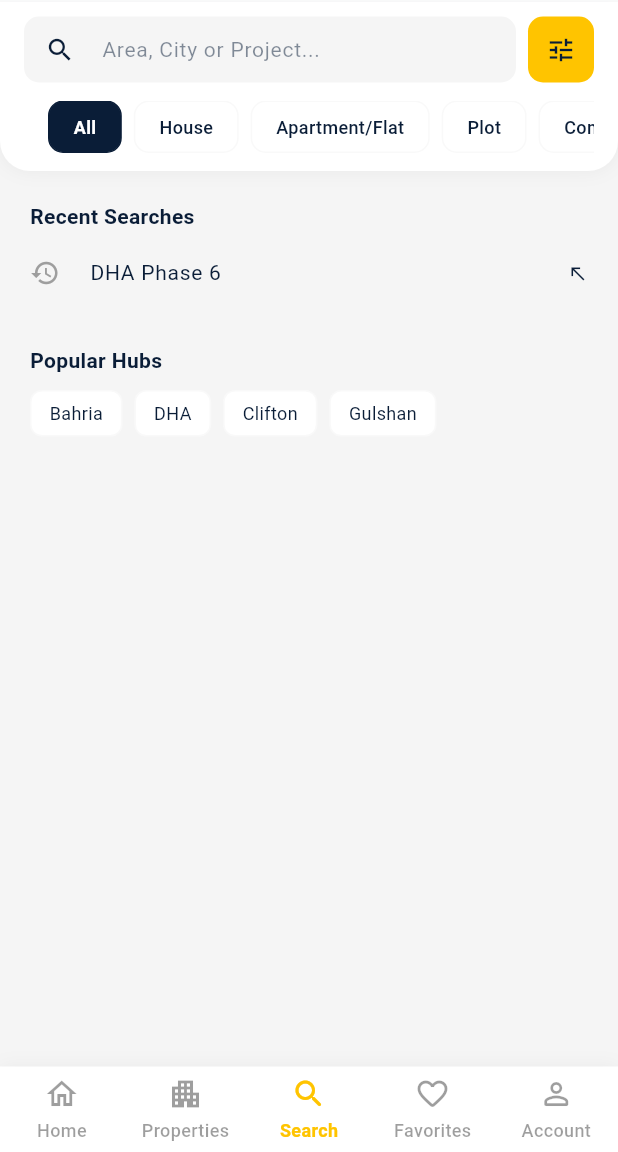
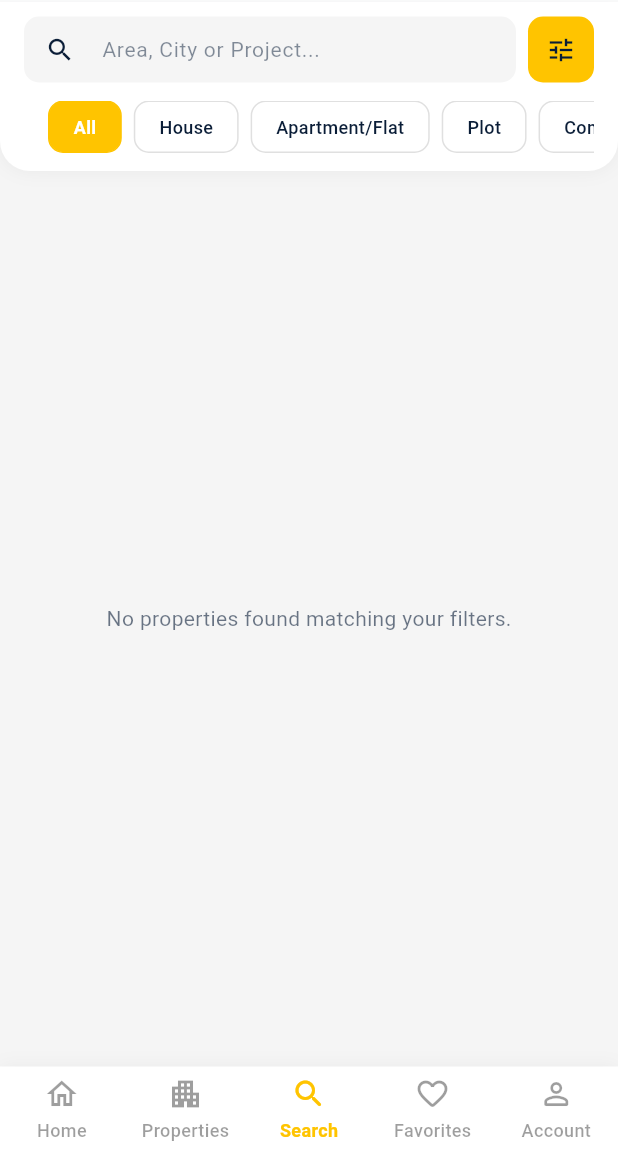
Before and after one commit to AbdullahJatoi007/Mera-Ashiana, a Flutter app: the screen it shows after launch, item 3 of the bottom bar chosen, in the side drawer, after a tap on the "tune" icon, on a phone screen of 412 x 824 dp, the part 84-1236 px from its top. Run offline on Flutter 3.47's test engine with Material 3 defaults, Android fonts, the phone set to English and light mode, and no system bars; our stand-ins replace connectivity_plus, dio, flutter_secure_storage, google_sign_in, image_picker, shared_preferences; accounts and stored records are empty; network calls fail; statements that could not run were skipped.

Commit message:
minor issues fixed

```diff
--- a/lib/data/services/property_service.dart
+++ b/lib/data/services/property_service.dart
@@ -1,24 +1,20 @@
 import '../../core/network/api_client.dart';
 import '../../core/network/endpoints.dart';
 import 'package:flutter/foundation.dart';
-
 import '../models/listing_model.dart';
 
 class PropertyService {
-  /// Fetches properties with optional [filters]
-  /// If filters are provided, they are sent as query parameters (?key=value)
   static Future<List<Listing>> fetchProperties({
+    required int page,
+    int limit = 20,
     Map<String, dynamic>? filters,
   }) async {
     try {
-      // ✅ This now works perfectly with the updated ApiClient.get
       final response = await ApiClient.get(
         Endpoints.listings,
-        queryParameters: filters,
+        queryParameters: {...?filters, "page": page, "limit": limit},
       );
 
-      // Accessing the 'data' key with extra safety checks.
-      // We check if the response is a Map before trying to access the 'data' key.
       final List rawData = response.data is Map
           ? (response.data['data'] ?? [])
           : [];
--- a/lib/features/home/screens/home_screen.dart
+++ b/lib/features/home/screens/home_screen.dart
@@ -112,9 +112,15 @@ class _HomeScreenState extends State<HomeScreen> {
 
   Future<void> _fetchProperties({bool isRefresh = false}) async {
     if (!isRefresh) setState(() => _isLoading = true);
+
     try {
-      final listings = await PropertyService.fetchProperties();
+      final listings = await PropertyService.fetchProperties(
+        page: 1,
+        limit: 30,
+      );
+
       if (!mounted) return;
+
       setState(() {
         _listings = listings;
         _isLoading = false;
@@ -122,13 +128,13 @@ class _HomeScreenState extends State<HomeScreen> {
       });
     } catch (_) {
       if (!mounted) return;
+
       setState(() {
         _hasError = true;
         _isLoading = false;
       });
     }
   }
-
   // ── Build ────────────────────────────────────────────────────────────────────
   @override
   Widget build(BuildContext context) {
--- a/lib/features/properties/screens/properties_screen.dart
+++ b/lib/features/properties/screens/properties_screen.dart
@@ -6,72 +6,103 @@ import '../../../core/theme/app_colors.dart';
 import '../../../core/theme/app_colors_dark.dart';
 import '../../../shared/helpers/internet_helper.dart';
 
-class PropertiesScreen extends StatelessWidget {
+class PropertiesScreen extends StatefulWidget {
   final List<Listing>? listings;
   final String? title;
 
   const PropertiesScreen({super.key, this.listings, this.title});
 
   @override
+  State<PropertiesScreen> createState() => _PropertiesScreenState();
+}
+
+class _PropertiesScreenState extends State<PropertiesScreen> {
+  final ScrollController _controller = ScrollController();
+
+  List<Listing> _listings = [];
+  int _page = 1;
+  bool _isLoading = false;
+  bool _hasMore = true;
+
+  bool get isFilteredView =>
+      widget.listings != null && widget.listings!.isNotEmpty;
+
+  @override
+  void initState() {
+    super.initState();
+    _loadInitial();
+
+    _controller.addListener(() {
+      if (_controller.position.pixels >=
+              _controller.position.maxScrollExtent - 300 &&
+          !_isLoading &&
+          _hasMore) {
+        _loadMore();
+      }
+    });
+  }
+
+  Future<void> _loadInitial() async {
+    _page = 1;
+    _hasMore = true;
+    _listings.clear();
+    await _loadMore();
+  }
+
+  Future<void> _loadMore() async {
+    if (_isLoading) return;
+
+    setState(() => _isLoading = true);
+
+    bool connected = await InternetHelper.hasInternetConnection();
+    if (!connected) return;
+
+    final newItems = await PropertyService.fetchProperties(
+      page: _page,
+      limit: 20,
+    );
+
+    setState(() {
+      _listings.addAll(newItems);
+      _isLoading = false;
+      _page++;
+
+      if (newItems.length < 20) {
+        _hasMore = false;
+      }
+    });
+  }
+
+  Future<void> _refresh() async {
+    await _loadInitial();
+  }
+
+  @override
   Widget build(BuildContext context) {
     final theme = Theme.of(context);
     final isDark = theme.brightness == Brightness.dark;
-    final bool isFilteredView = listings != null && listings!.isNotEmpty;
 
     return Scaffold(
       backgroundColor: isDark ? AppDarkColors.background : AppColors.background,
-      // ✅ REMOVED: AppBar removed to prevent double headings
-      body: FutureBuilder<List<Listing>>(
-        future: _fetchProperties(isFilteredView),
-        builder: (context, snapshot) {
-          if (snapshot.connectionState == ConnectionState.waiting) {
-            return const Center(
-              child: CircularProgressIndicator(color: AppColors.accentYellow),
-            );
+      body: RefreshIndicator(
+        color: AppColors.accentYellow,
+        onRefresh: _refresh,
+        child: ListView.separated(
+          controller: _controller,
+          padding: const EdgeInsets.fromLTRB(16, 20, 16, 20),
+          itemCount: _listings.length + (_isLoading ? 1 : 0),
+          separatorBuilder: (_, __) => const SizedBox(height: 24),
+          itemBuilder: (context, index) {
+            if (index < _listings.length) {
+              return _buildProjectCard(context, _listings[index], isDark);
             }
 
-          if (snapshot.hasError ||
-              !snapshot.hasData ||
-              snapshot.data!.isEmpty) {
-            return _buildEmptyState(isDark);
-          }
-
-          final list = snapshot.data!;
-
-          return RefreshIndicator(
-            color: AppColors.accentYellow,
-            onRefresh: () async {
-              (context as Element).reassemble();
-            },
-            child: ListView.separated(
-              padding: const EdgeInsets.fromLTRB(16, 20, 16, 20),
-              // Added top padding since AppBar is gone
-              itemCount: list.length,
-              separatorBuilder: (context, index) => const SizedBox(height: 24),
-              itemBuilder: (context, index) =>
-                  _buildProjectCard(context, list[index], isDark),
-            ),
+            return const Padding(
+              padding: EdgeInsets.all(16),
+              child: Center(child: CircularProgressIndicator()),
             );
           },
         ),
-    );
-  }
-
-  Future<List<Listing>> _fetchProperties(bool isFilteredView) async {
-    bool connected = await InternetHelper.hasInternetConnection();
-    if (!connected) return [];
-    return isFilteredView ? listings! : PropertyService.fetchProperties();
-  }
-
-  Widget _buildEmptyState(bool isDark) {
-    return Center(
-      child: Column(
-        mainAxisAlignment: MainAxisAlignment.center,
-        children: [
-          Icon(Icons.home_work_outlined, size: 64, color: Colors.grey[400]),
-          const SizedBox(height: 16),
-          const Text("No properties found", style: TextStyle(fontSize: 16)),
-        ],
       ),
     );
   }
@@ -103,8 +134,6 @@ class PropertiesScreen extends StatelessWidget {
             child: Column(
               crossAxisAlignment: CrossAxisAlignment.start,
               children: [
-                Stack(
-                  children: [
                 Image.network(
                   listing.images.isNotEmpty ? listing.images[0] : '',
                   height: 220,
@@ -116,34 +145,12 @@ class PropertiesScreen extends StatelessWidget {
                     child: const Icon(Icons.broken_image),
                   ),
                 ),
-                    Positioned(
-                      top: 12,
-                      left: 12,
-                      child: _buildBadge(
-                        listing.status.toUpperCase(),
-                        AppColors.primaryNavy,
-                      ),
-                    ),
-                    Positioned(
-                      bottom: 12,
-                      right: 12,
-                      child: _buildBadge(
-                        "PKR ${listing.price.toStringAsFixed(0)}",
-                        AppColors.accentYellow,
-                        textColor: Colors.black,
-                      ),
-                    ),
-                  ],
-                ),
                 Padding(
                   padding: const EdgeInsets.all(16),
                   child: Column(
                     crossAxisAlignment: CrossAxisAlignment.start,
                     children: [
-                      Row(
-                        children: [
-                          Expanded(
-                            child: Text(
+                      Text(
                         listing.title,
                         maxLines: 1,
                         overflow: TextOverflow.ellipsis,
@@ -155,33 +162,10 @@ class PropertiesScreen extends StatelessWidget {
                               : AppColors.primaryNavy,
                         ),
                       ),
-                          ),
-                          if (listing.isFeatured)
-                            const Icon(
-                              Icons.verified,
-                              color: Colors.blue,
-                              size: 18,
-                            ),
-                        ],
-                      ),
                       const SizedBox(height: 4),
                       Text(
                         listing.location,
                         style: TextStyle(color: Colors.grey[500], fontSize: 13),
-                        maxLines: 1,
-                        overflow: TextOverflow.ellipsis,
-                      ),
-                      const Divider(height: 24),
-                      Row(
-                        mainAxisAlignment: MainAxisAlignment.spaceBetween,
-                        children: [
-                          _cardSpec(Icons.bed, "${listing.bedrooms} Beds"),
-                          _cardSpec(
-                            Icons.bathtub,
-                            "${listing.bathrooms} Baths",
-                          ),
-                          _cardSpec(Icons.square_foot, listing.area ?? "N/A"),
-                        ],
                       ),
                     ],
                   ),
@@ -193,39 +177,4 @@ class PropertiesScreen extends StatelessWidget {
       ),
     );
   }
-
-  Widget _buildBadge(
-    String text,
-    Color color, {
-    Color textColor = Colors.white,
-  }) {
-    return Container(
-      padding: const EdgeInsets.symmetric(horizontal: 10, vertical: 6),
-      decoration: BoxDecoration(
-        color: color,
-        borderRadius: BorderRadius.circular(8),
-      ),
-      child: Text(
-        text,
-        style: TextStyle(
-          color: textColor,
-          fontSize: 11,
-          fontWeight: FontWeight.bold,
-        ),
-      ),
-    );
 }
-
-  Widget _cardSpec(IconData icon, String value) {
-    return Row(
-      children: [
-        Icon(icon, size: 16, color: AppColors.accentYellow),
-        const SizedBox(width: 6),
-        Text(
-          value,
-          style: const TextStyle(fontSize: 12, fontWeight: FontWeight.w600),
-        ),
-      ],
-    );
-  }
-}
--- a/lib/shared/widgets/drawer/widgets/search/search_screen.dart
+++ b/lib/shared/widgets/drawer/widgets/search/search_screen.dart
@@ -3,8 +3,8 @@ import 'package:mera_ashiana/core/l10n/app_localizations.dart';
 import 'package:mera_ashiana/shared/widgets/drawer/widgets/search/search_filter_screen.dart';
 import 'package:mera_ashiana/data/models/listing_model.dart';
 import 'package:mera_ashiana/data/services/property_service.dart';
-
-
+import '../../../../../core/theme/app_colors.dart';
+import '../../../../../core/theme/app_colors_dark.dart';
 import '../../../../../features/properties/widgets/property_list_item.dart';
 
 class SearchScreen extends StatefulWidget {
@@ -15,25 +15,94 @@ class SearchScreen extends StatefulWidget {
 }
 
 class _SearchScreenState extends State<SearchScreen> {
+  final ScrollController _scrollController =
+      ScrollController(); // ✅ Added scroll controller
+
   bool _hasSearchResults = false;
   bool _isSearching = false;
+  bool _isLoadingMore = false; // ✅ Track pagination loading states
+  bool _canLoadMore = true; // ✅ Stop requesting if backend runs out of items
+
   String _selectedQuickFilter = "All";
   List<Listing> _searchResults = [];
+  int _currentPage = 1;
+  Map<String, dynamic> _currentFilters = {}; // ✅ Keep track of active filters
 
-  Future<void> _performSearch(Map<String, dynamic> filters) async {
-    setState(() {
-      _isSearching = true;
-      _hasSearchResults = true;
+  @override
+  void initState() {
+    super.initState();
+    _setupScrollController();
+    _performSearch({}, isInitial: true);
+  }
+
+  @override
+  void dispose() {
+    _scrollController.dispose();
+    super.dispose();
+  }
+
+  // ✅ Automatically fetch next page when user scrolls close to the bottom
+  void _setupScrollController() {
+    _scrollController.addListener(() {
+      if (_scrollController.position.pixels >=
+          _scrollController.position.maxScrollExtent - 200) {
+        if (!_isSearching && !_isLoadingMore && _canLoadMore) {
+          _performSearch(
+            _currentFilters,
+            page: _currentPage + 1,
+            isInitial: false,
+          );
+        }
+      }
     });
+  }
+
+  Future<void> _performSearch(
+    Map<String, dynamic> filters, {
+    int page = 1,
+    bool isInitial = true,
+  }) async {
+    if (isInitial) {
+      setState(() {
+        _isSearching = true;
+        _hasSearchResults = true;
+        _currentPage = page;
+        _currentFilters = filters;
+        _searchResults
+            .clear(); // Reset list on a brand new search configuration
+        _canLoadMore = true;
+      });
+    } else {
+      setState(() {
+        _isLoadingMore = true;
+        _currentPage = page;
+      });
+    }
 
     try {
-      final results = await PropertyService.fetchProperties(filters: filters);
+      final results = await PropertyService.fetchProperties(
+        page: _currentPage,
+        limit: 20, // Retains efficient chunk allocations
+        filters: filters,
+      );
+
       setState(() {
-        _searchResults = results;
+        if (results.isEmpty || results.length < 20) {
+          _canLoadMore =
+              false; // Stop pagination loops if payload size tapers off
+        }
+
+        _searchResults.addAll(
+          results,
+        ); // ✅ Appends instead of replacing old elements
         _isSearching = false;
+        _isLoadingMore = false;
       });
     } catch (e) {
-      setState(() => _isSearching = false);
+      setState(() {
+        _isSearching = false;
+        _isLoadingMore = false;
+      });
       debugPrint("Search Error: $e");
     }
   }
@@ -48,7 +117,7 @@ class _SearchScreenState extends State<SearchScreen> {
       backgroundColor: theme.scaffoldBackgroundColor,
       body: Column(
         children: [
-          _buildCompactHeader(loc, theme),
+          _buildCompactHeader(loc, theme, isDark),
           Expanded(
             child: _isSearching
                 ? const Center(child: CircularProgressIndicator())
@@ -61,7 +130,15 @@ class _SearchScreenState extends State<SearchScreen> {
     );
   }
 
-  Widget _buildCompactHeader(AppLocalizations loc, ThemeData theme) {
+  Widget _buildCompactHeader(
+    AppLocalizations loc,
+    ThemeData theme,
+    bool isDark,
+  ) {
+    final searchIconColor = isDark
+        ? AppDarkColors.accentYellow
+        : theme.colorScheme.primary;
+
     return Container(
       padding: EdgeInsets.fromLTRB(
         16,
@@ -77,9 +154,7 @@ class _SearchScreenState extends State<SearchScreen> {
         ),
         boxShadow: [
           BoxShadow(
-            color: Colors.black.withOpacity(
-              theme.brightness == Brightness.dark ? 0.4 : 0.05,
-            ),
+            color: Colors.black.withOpacity(isDark ? 0.4 : 0.05),
             blurRadius: 10,
           ),
         ],
@@ -95,7 +170,7 @@ class _SearchScreenState extends State<SearchScreen> {
                   child: TextField(
                     onSubmitted: (v) {
                       if (v.isNotEmpty) {
-                        _performSearch({"query": v});
+                        _performSearch({"query": v}, isInitial: true);
                       }
                     },
                     style: TextStyle(color: theme.colorScheme.onSurface),
@@ -107,7 +182,7 @@ class _SearchScreenState extends State<SearchScreen> {
                       ),
                       prefixIcon: Icon(
                         Icons.search,
-                        color: theme.colorScheme.primary,
+                        color: searchIconColor,
                         size: 20,
                       ),
                       filled: true,
@@ -126,7 +201,7 @@ class _SearchScreenState extends State<SearchScreen> {
             ],
           ),
           const SizedBox(height: 12),
-          _buildQuickFilterRow(theme),
+          _buildQuickFilterRow(theme, isDark),
         ],
       ),
     );
@@ -141,7 +216,7 @@ class _SearchScreenState extends State<SearchScreen> {
         );
 
         if (filters != null) {
-          _performSearch(filters);
+          _performSearch(filters, isInitial: true);
         }
       },
       child: Container(
@@ -156,8 +231,7 @@ class _SearchScreenState extends State<SearchScreen> {
     );
   }
 
-  // ✅ MERGED: Updated Quick Filter logic
-  Widget _buildQuickFilterRow(ThemeData theme) {
+  Widget _buildQuickFilterRow(ThemeData theme, bool isDark) {
     final List<Map<String, String>> filters = [
       {'label': 'All', 'value': 'all'},
       {'label': 'House', 'value': 'house'},
@@ -166,6 +240,14 @@ class _SearchScreenState extends State<SearchScreen> {
       {'label': 'Commercial', 'value': 'commercial'},
       {'label': 'Other', 'value': 'other'},
     ];
+
+    final activeBg = isDark
+        ? AppDarkColors.accentYellow
+        : AppColors.accentYellow;
+    final unselectedText = isDark ? AppDarkColors.textDark : AppColors.textDark;
+    final borderThemeColor = isDark
+        ? AppDarkColors.borderGrey
+        : AppColors.borderGrey;
 
     return SizedBox(
       height: 35,
@@ -181,35 +263,28 @@ class _SearchScreenState extends State<SearchScreen> {
             onTap: () {
               setState(() => _selectedQuickFilter = filter['label']!);
 
-              // Construct parameters dynamically
               Map<String, dynamic> searchParams = {};
               if (filter['value'] != 'all') {
                 searchParams['type'] = filter['value'];
               }
 
-              _performSearch(searchParams);
+              _performSearch(searchParams, isInitial: true);
             },
             child: Container(
               margin: const EdgeInsets.only(right: 8),
               padding: const EdgeInsets.symmetric(horizontal: 16),
               decoration: BoxDecoration(
-                color: isSelected
-                    ? theme.colorScheme.primary
-                    : theme.colorScheme.surface,
+                color: isSelected ? activeBg : theme.colorScheme.surface,
                 borderRadius: BorderRadius.circular(10),
                 border: Border.all(
-                  color: isSelected
-                      ? theme.colorScheme.primary
-                      : theme.dividerColor.withOpacity(0.2),
+                  color: isSelected ? activeBg : borderThemeColor,
                 ),
               ),
               alignment: Alignment.center,
               child: Text(
                 filter['label']!,
                 style: TextStyle(
-                  color: isSelected
-                      ? Colors.white
-                      : theme.colorScheme.onSurface,
+                  color: isSelected ? Colors.white : unselectedText,
                   fontSize: 12,
                   fontWeight: isSelected ? FontWeight.bold : FontWeight.w500,
                 ),
@@ -231,10 +306,18 @@ class _SearchScreenState extends State<SearchScreen> {
       );
     }
 
+    // ✅ Attach scroll controller here and append a loader tile at bottom if retrieving extra chunks
     return ListView.builder(
+      controller: _scrollController,
       padding: const EdgeInsets.all(16),
-      itemCount: _searchResults.length,
+      itemCount: _searchResults.length + (_isLoadingMore ? 1 : 0),
       itemBuilder: (context, index) {
+        if (index == _searchResults.length) {
+          return const Padding(
+            padding: EdgeInsets.symmetric(vertical: 16),
+            child: Center(child: CircularProgressIndicator()),
+          );
+        }
         return PropertyListItem(
           listing: _searchResults[index],
           theme: theme,
@@ -278,7 +361,7 @@ class _SearchScreenState extends State<SearchScreen> {
     ),
     trailing: const Icon(Icons.north_west, size: 14),
     contentPadding: EdgeInsets.zero,
-    onTap: () => _performSearch({"query": t}),
+    onTap: () => _performSearch({"query": t}, isInitial: true),
   );
 
   Widget _buildPopularGrid(ThemeData theme) {
@@ -288,7 +371,7 @@ class _SearchScreenState extends State<SearchScreen> {
       children: ["Bahria", "DHA", "Clifton", "Gulshan"]
           .map(
             (e) => GestureDetector(
-              onTap: () => _performSearch({"city": e}),
+              onTap: () => _performSearch({"city": e}, isInitial: true),
               child: Container(
                 padding: const EdgeInsets.symmetric(
                   horizontal: 12,
```
Lines whose indentation alone changed are shown as unchanged.
